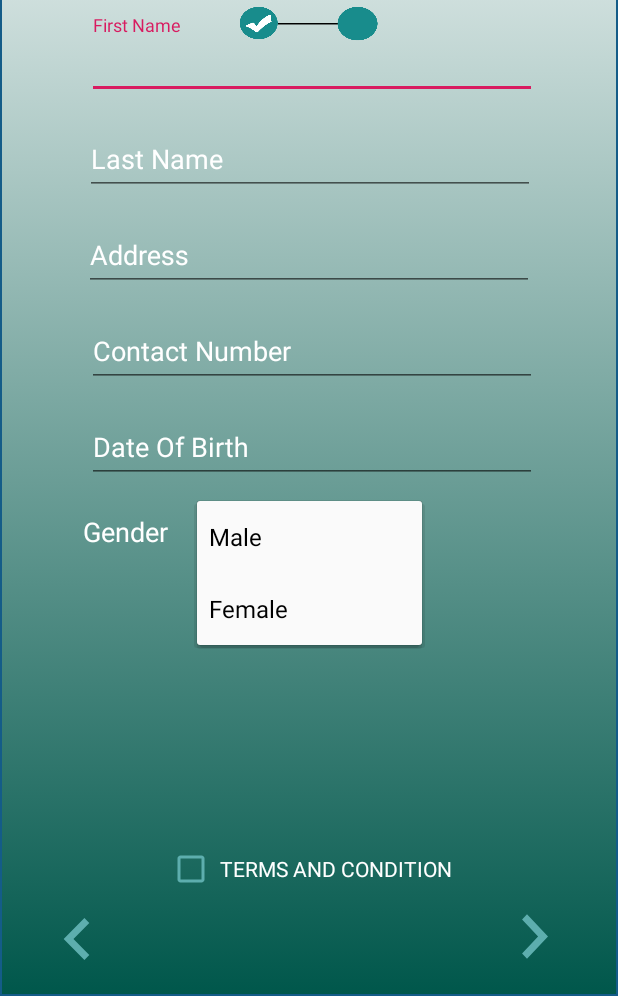
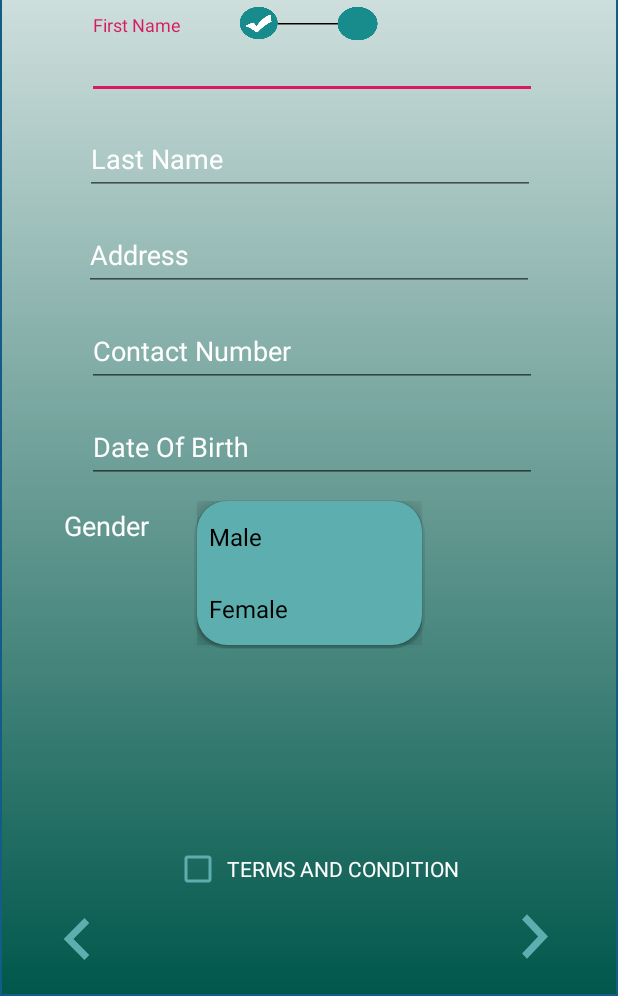
Before and after one commit to luckeyepe/OkasyonV2, an Android app: the SignUpClientPart2Activity screen opened directly, with no data from a screen before it, after a tap on "Male", on a phone screen of 412 x 824 dp, the part 240-1236 px from its top. Run offline under Robolectric (Android 15) with nearby library versions, the phone set to English and light mode, and no system bars.

Commit message:
another partial ui fix in client sign up part 2

```diff
--- a/app/src/main/res/layout/activity_sign_up_client_part2.xml
+++ b/app/src/main/res/layout/activity_sign_up_client_part2.xml
@@ -41,7 +41,7 @@
                 android:hint="First Name"
                 android:textColorHint="@android:color/white"
                 android:textColorLink="@android:color/holo_blue_dark"
-                android:id="@+id/textInputEditText_signupclientPart2FirstName"/>
+                android:id="@+id/textInputEditText_signupClientPart2FirstName" android:inputType="textPersonName"/>
     </android.support.design.widget.TextInputLayout>
 
     <android.support.design.widget.TextInputLayout
@@ -62,7 +62,7 @@
                 android:hint="Last Name"
                 android:textColorHint="@android:color/white"
                 android:textColorLink="@android:color/holo_blue_dark"
-                android:id="@+id/textInputEditText_signupclientPart2LastName"/>
+                android:id="@+id/textInputEditText_signupClientPart2LastName" android:inputType="textPersonName"/>
     </android.support.design.widget.TextInputLayout>
 
     <android.support.design.widget.TextInputLayout
@@ -80,7 +80,7 @@
                 android:hint="Address"
                 android:textColorHint="@android:color/white"
                 android:textColorLink="@android:color/holo_blue_dark"
-                android:id="@+id/textInputEditText_signupclientPart2Address"/>
+                android:id="@+id/textInputEditText_signupClientPart2Address" android:inputType="textPersonName"/>
     </android.support.design.widget.TextInputLayout>
 
 
@@ -105,7 +105,7 @@
                 android:textColor="@android:color/black"
                 android:textColorHint="@android:color/white"
                 android:textColorLink="@android:color/holo_blue_dark"
-                android:id="@+id/textInputEditText_signupClientclientPart2ContactNumber"/>
+                android:id="@+id/textInputEditText_signupClientPart2ContactNumber" android:inputType="phone"/>
     </android.support.design.widget.TextInputLayout>
     <android.support.design.widget.TextInputLayout
             android:id="@+id/textInputLayout6"
@@ -126,7 +126,7 @@
                 android:hint="Date Of Birth"
                 android:textColorHint="@android:color/white"
                 android:textColorLink="@android:color/holo_blue_dark"
-                android:id="@+id/textInputEditText_signupclientPart2DateOfBirth"/>
+                android:id="@+id/textInputEditText_signupClientPart2DateOfBirth" android:inputType="datetime"/>
     </android.support.design.widget.TextInputLayout>
 
     <Spinner
@@ -139,7 +139,8 @@
             app:layout_constraintEnd_toEndOf="parent"
             app:layout_constraintStart_toStartOf="parent"
             app:layout_constraintTop_toBottomOf="@+id/textInputLayout6"
-            android:background="@drawable/background_deafult_button_round"/>
+            android:background="@drawable/background_deafult_button_round"
+            android:popupBackground="@drawable/background_deafult_button_round"/>
 
     <ImageView
             android:id="@+id/imageView7"
@@ -155,10 +156,10 @@
             app:srcCompat="@drawable/account" />
 
     <CheckBox
-            android:id="@+id/chekbox_signupPart2TermsAndCondition"
+            android:id="@+id/chekbox_signupClientPart2TermsAndCondition"
             android:layout_width="wrap_content"
             android:layout_height="wrap_content"
-            android:layout_marginStart="8dp"
+            android:layout_marginStart="17dp"
             android:layout_marginTop="8dp"
             android:layout_marginBottom="8dp"
             android:buttonTint="#5daeae"
@@ -222,14 +223,14 @@
             app:layout_constraintEnd_toEndOf="parent"
             app:layout_constraintStart_toStartOf="parent"
             app:layout_constraintTop_toTopOf="parent"
-            app:srcCompat="@drawable/breadcrumbs2" />
+            app:srcCompat="@drawable/breadcrumbs2"/>
     <TextView
             android:text="Gender"
             android:layout_width="wrap_content"
             android:layout_height="wrap_content"
-            android:id="@+id/textView2" android:layout_marginTop="20dp"
+            android:id="@+id/textView2" android:layout_marginTop="16dp"
             app:layout_constraintTop_toBottomOf="@+id/textInputLayout6" app:layout_constraintStart_toStartOf="parent"
             android:layout_marginStart="8dp" app:layout_constraintEnd_toEndOf="parent" android:layout_marginEnd="8dp"
-            app:layout_constraintHorizontal_bias="0.116" android:textColor="@color/gradient1"
+            app:layout_constraintHorizontal_bias="0.077" android:textColor="@color/gradient1"
             android:textSize="18sp"/>
 </android.support.constraint.ConstraintLayout>
```
